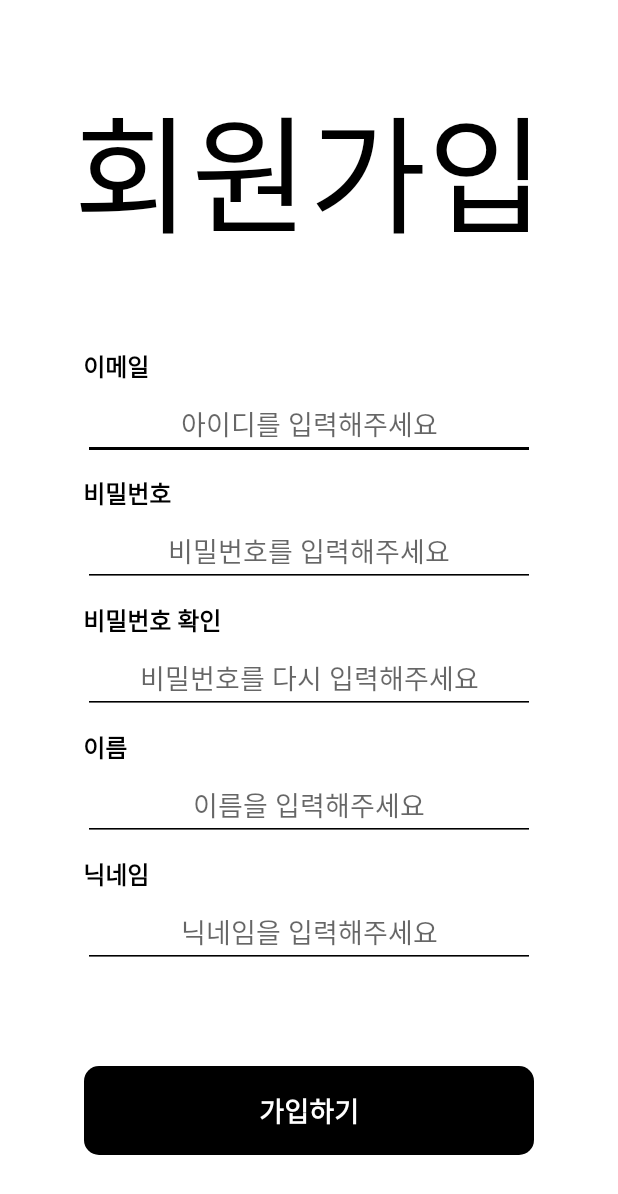
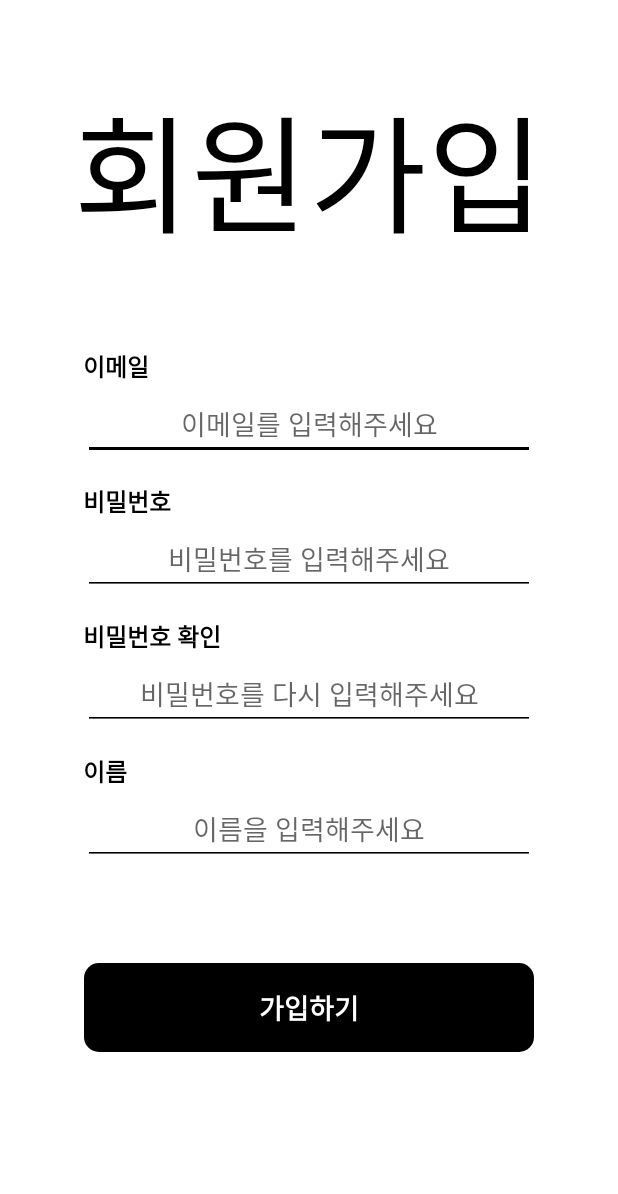
Before and after one commit to wooseok9872/Toy2_front_2021, an Android app: the LoginActivity screen opened directly, with no data from a screen before it, after a tap on "회원가입", on a phone screen of 412 x 824 dp. Shown: the top 1194 px of the screen. Run offline under Robolectric (Android 15) with nearby library versions, the phone set to English and light mode, and no system bars.

Commit message:
Update Signup

```diff
--- a/app/src/main/java/com/example/myapplication/timer/TimerActivity.kt
+++ b/app/src/main/java/com/example/myapplication/timer/TimerActivity.kt
@@ -109,7 +109,7 @@ class TimerActivity : AppCompatActivity() {
                     if (response.isSuccessful) {
                         Toast.makeText(this@TimerActivity, "저장되었습니다.", Toast.LENGTH_LONG).show()
                     } else {
-                        Toast.makeText(this@TimerActivity, strtime, Toast.LENGTH_LONG).show()
+                        Toast.makeText(this@TimerActivity, "저장 실패", Toast.LENGTH_LONG).show()
                     }
                 }
 
--- a/app/src/main/java/com/example/myapplication/user/MasterApplication.kt
+++ b/app/src/main/java/com/example/myapplication/user/MasterApplication.kt
@@ -43,6 +43,8 @@ class MasterApplication : Application() {
             .addNetworkInterceptor(StethoInterceptor())
             .build()
 
+//        "http://180.230.121.23/"
+//        "http://10.0.2.2:8000/"
         val retrofit = Retrofit.Builder()
             .baseUrl("http://180.230.121.23/")
             .addConverterFactory(GsonConverterFactory.create())
--- a/app/src/main/res/layout/activity_signup.xml
+++ b/app/src/main/res/layout/activity_signup.xml
@@ -39,9 +39,9 @@
             android:layout_width="match_parent"
             android:layout_height="45dp"
             android:layout_gravity="center"
-            android:layout_marginBottom="10dp"
+            android:layout_marginBottom="15dp"
             android:gravity="center"
-            android:hint="아이디를 입력해주세요"
+            android:hint="이메일를 입력해주세요"
             android:backgroundTint="#000000" />
 
         <TextView
@@ -58,7 +58,7 @@
             android:layout_width="match_parent"
             android:layout_height="45dp"
             android:layout_gravity="center"
-            android:layout_marginBottom="10dp"
+            android:layout_marginBottom="15dp"
             android:gravity="center"
             android:inputType="textPassword"
             android:hint="비밀번호를 입력해주세요"
@@ -80,12 +80,13 @@
             android:layout_height="45dp"
             android:layout_gravity="center"
             android:gravity="center"
-            android:layout_marginBottom="10dp"
+            android:layout_marginBottom="15dp"
             android:inputType="textPassword"
             android:hint="비밀번호를 다시 입력해주세요"
             android:backgroundTint="#000000" />
 
         <TextView
+            android:id="@+id/username_inputbox"
             android:layout_width="wrap_content"
             android:layout_height="wrap_content"
             android:text="이름"
@@ -101,28 +102,7 @@
             android:layout_gravity="center"
             android:layout_marginBottom="10dp"
             android:gravity="center"
-            android:inputType="textPassword"
             android:hint="이름을 입력해주세요"
-            android:backgroundTint="#000000" />
-
-        <TextView
-            android:layout_width="wrap_content"
-            android:layout_height="wrap_content"
-            android:text="닉네임"
-            android:textSize="16dp"
-            android:layout_marginBottom="5dp"
-            android:textColor="#000000"
-            android:textStyle="bold"/>
-
-        <EditText
-            android:id="@+id/nickname_inputbox"
-            android:layout_width="match_parent"
-            android:layout_height="45dp"
-            android:layout_gravity="center"
-            android:layout_marginBottom="10dp"
-            android:gravity="center"
-            android:inputType="textPassword"
-            android:hint="닉네임을 입력해주세요"
             android:backgroundTint="#000000" />
 
     </LinearLayout>
```
Also changed, not shown: app/src/main/AndroidManifest.xml (+10 -9 lines), app/src/main/java/com/example/myapplication/user/RetrofitService.kt (+5 -6 lines), app/src/main/java/com/example/myapplication/user/Signup.kt (added, +9 -0 lines), app/src/main/java/com/example/myapplication/user/SignupActivity.kt (+15 -14 lines).
